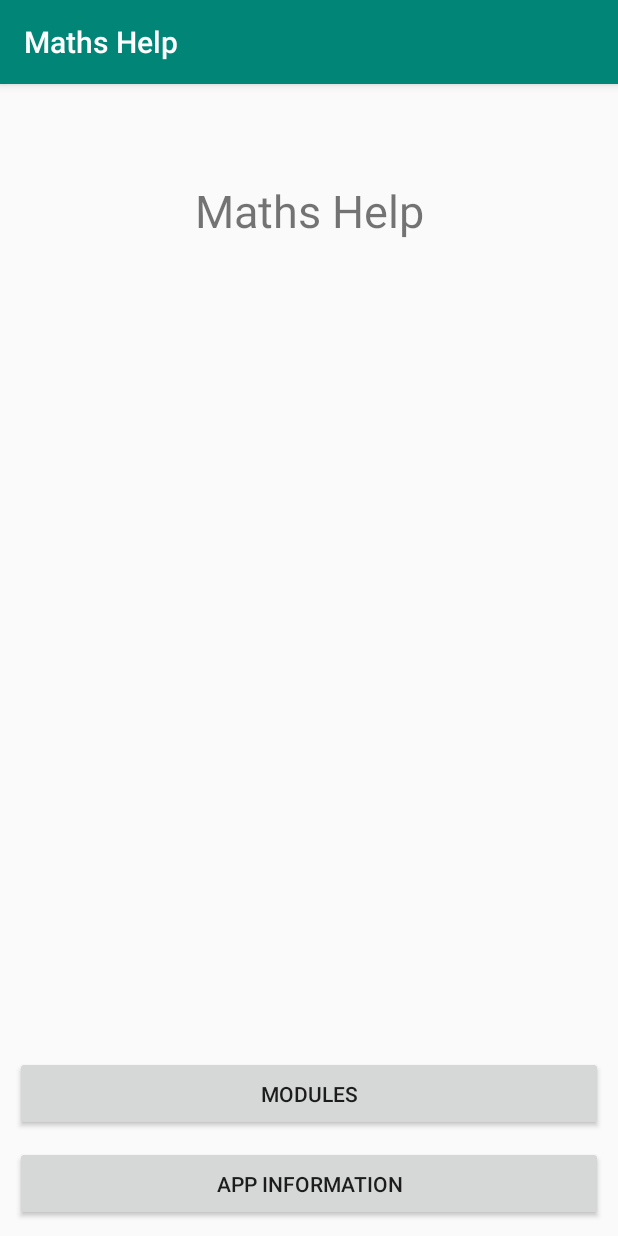
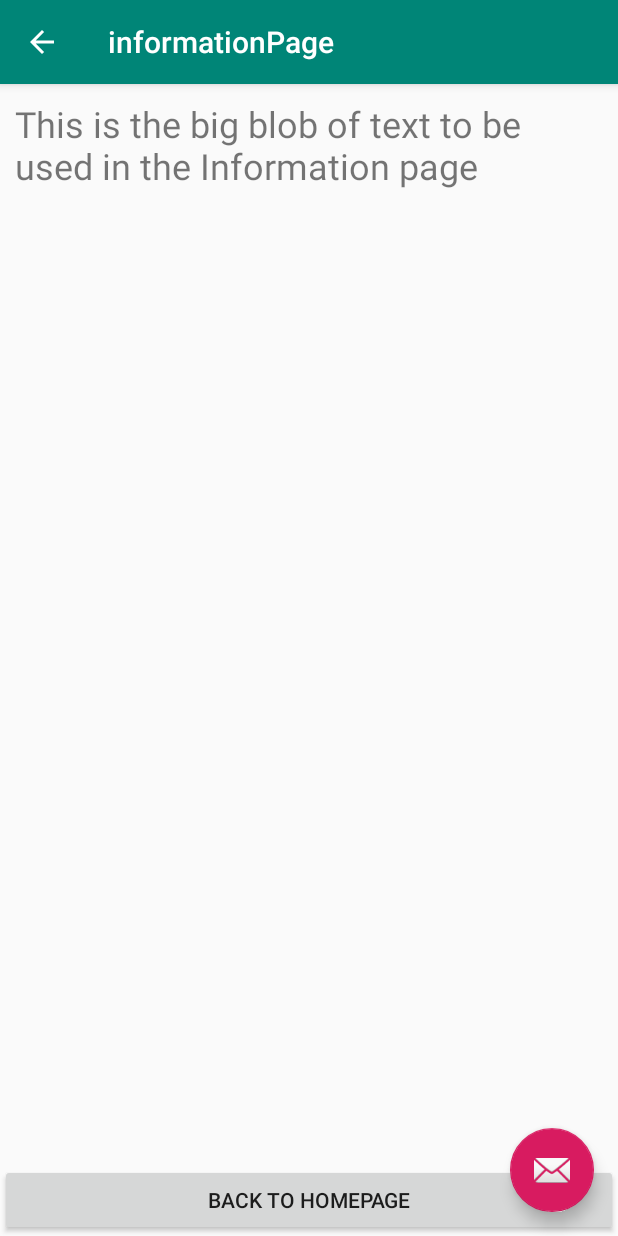
Before and after one commit to AlphaMustang/thirdYearProject, an Android app: the screen it shows after launch (MainActivity before the commit, informationPage after it), after a tap on "APP INFORMATION", on a phone screen of 412 x 824 dp. Run offline under Robolectric (Android 15) with nearby library versions, the phone set to English and light mode, and no system bars.

Commit message:
Added an information page and created a working button to take you to and from the start page to the information page. Also tested the app on my phone and it worked.
Signed-off-by: alphamustang <ryan.noel@hotmail.com>

```diff
--- a/app/build.gradle
+++ b/app/build.gradle
@@ -24,6 +24,7 @@ dependencies {
     implementation 'androidx.appcompat:appcompat:1.0.2'
     implementation 'androidx.constraintlayout:constraintlayout:1.1.3'
     implementation 'androidx.legacy:legacy-support-v4:1.0.0'
+    implementation 'com.google.android.material:material:1.0.0'
     testImplementation 'junit:junit:4.12'
     androidTestImplementation 'androidx.test.ext:junit:1.1.0'
     androidTestImplementation 'androidx.test.espresso:espresso-core:3.1.1'
--- a/app/src/main/AndroidManifest.xml
+++ b/app/src/main/AndroidManifest.xml
@@ -9,6 +9,15 @@
         android:roundIcon="@mipmap/ic_launcher_round"
         android:supportsRtl="true"
         android:theme="@style/AppTheme">
+        <activity
+            android:name=".informationPage"
+            android:label="@string/title_activity_information_page"
+            android:parentActivityName=".MainActivity"
+            android:theme="@style/AppTheme.NoActionBar">
+            <meta-data
+                android:name="android.support.PARENT_ACTIVITY"
+                android:value="com.example.thirdyearproject.MainActivity" />
+        </activity>
         <activity android:name=".MainActivity">
             <intent-filter>
                 <action android:name="android.intent.action.MAIN" />
--- a/app/src/main/java/com/example/thirdyearproject/MainActivity.java
+++ b/app/src/main/java/com/example/thirdyearproject/MainActivity.java
@@ -2,6 +2,7 @@ package com.example.thirdyearproject;
 
 import androidx.appcompat.app.AppCompatActivity;
 
+import android.content.Intent;
 import android.os.Bundle;
 import android.view.View;
 
@@ -20,7 +21,8 @@ public class MainActivity extends AppCompatActivity {
     }
 
     public void informationPage(View view) {
-
+        Intent intent = new Intent(this, informationPage.class);
+        startActivity(intent);
     }
 
     public void modulesPage(View view) {
--- /dev/null
+++ b/app/src/main/java/com/example/thirdyearproject/informationPage.java
@@ -0,0 +1,39 @@
+package com.example.thirdyearproject;
+
+import android.content.Intent;
+import android.os.Bundle;
+
+import com.google.android.material.floatingactionbutton.FloatingActionButton;
+import com.google.android.material.snackbar.Snackbar;
+
+import androidx.appcompat.app.AppCompatActivity;
+import androidx.appcompat.widget.Toolbar;
+
+import android.view.View;
+
+public class informationPage extends AppCompatActivity {
+
+    @Override
+    protected void onCreate(Bundle savedInstanceState) {
+        super.onCreate(savedInstanceState);
+        setContentView(R.layout.activity_information_page);
+        Toolbar toolbar = findViewById(R.id.toolbar);
+        setSupportActionBar(toolbar);
+
+        FloatingActionButton fab = findViewById(R.id.fab);
+        fab.setOnClickListener(new View.OnClickListener() {
+            @Override
+            public void onClick(View view) {
+                Snackbar.make(view, "Replace with your own action", Snackbar.LENGTH_LONG)
+                        .setAction("Action", null).show();
+            }
+        });
+        getSupportActionBar().setDisplayHomeAsUpEnabled(true);
+    }
+
+    public void infoBackClick(View view) {
+        Intent intent = new Intent(this, MainActivity.class);
+        startActivity(intent);
+    }
+
+}
--- /dev/null
+++ b/app/src/main/res/layout/activity_information_page.xml
@@ -0,0 +1,33 @@
+<?xml version="1.0" encoding="utf-8"?>
+<androidx.coordinatorlayout.widget.CoordinatorLayout xmlns:android="http://schemas.android.com/apk/res/android"
+    xmlns:app="http://schemas.android.com/apk/res-auto"
+    xmlns:tools="http://schemas.android.com/tools"
+    android:layout_width="match_parent"
+    android:layout_height="match_parent"
+    tools:context=".informationPage">
+
+    <com.google.android.material.appbar.AppBarLayout
+        android:layout_width="match_parent"
+        android:layout_height="wrap_content"
+        android:theme="@style/AppTheme.AppBarOverlay">
+
+        <androidx.appcompat.widget.Toolbar
+            android:id="@+id/toolbar"
+            android:layout_width="match_parent"
+            android:layout_height="?attr/actionBarSize"
+            android:background="?attr/colorPrimary"
+            app:popupTheme="@style/AppTheme.PopupOverlay" />
+
+    </com.google.android.material.appbar.AppBarLayout>
+
+    <include layout="@layout/content_information_page" />
+
+    <com.google.android.material.floatingactionbutton.FloatingActionButton
+        android:id="@+id/fab"
+        android:layout_width="wrap_content"
+        android:layout_height="wrap_content"
+        android:layout_gravity="bottom|end"
+        android:layout_margin="@dimen/fab_margin"
+        app:srcCompat="@android:drawable/ic_dialog_email" />
+
+</androidx.coordinatorlayout.widget.CoordinatorLayout>
--- a/app/src/main/res/layout/activity_main.xml
+++ b/app/src/main/res/layout/activity_main.xml
@@ -13,7 +13,6 @@
         android:layout_marginTop="64dp"
         android:text="@string/app_name"
         android:textSize="30sp"
-        app:layout_constraintBottom_toBottomOf=""
         app:layout_constraintLeft_toLeftOf="parent"
         app:layout_constraintRight_toRightOf="parent"
         app:layout_constraintTop_toTopOf="parent" />
--- /dev/null
+++ b/app/src/main/res/layout/content_information_page.xml
@@ -0,0 +1,27 @@
+<?xml version="1.0" encoding="utf-8"?>
+<androidx.constraintlayout.widget.ConstraintLayout xmlns:android="http://schemas.android.com/apk/res/android"
+    xmlns:app="http://schemas.android.com/apk/res-auto"
+    xmlns:tools="http://schemas.android.com/tools"
+    android:layout_width="match_parent"
+    android:layout_height="match_parent"
+    app:layout_behavior="@string/appbar_scrolling_view_behavior"
+    tools:context=".informationPage"
+    tools:showIn="@layout/activity_information_page">
+
+    <TextView
+        android:layout_width="match_parent"
+        android:layout_height="wrap_content"
+        android:text="@string/infoTextBlob"
+        android:layout_margin="10dp"
+        android:textSize="24sp"
+        app:layout_constraintTop_toTopOf="parent"
+        />
+
+    <Button
+        android:layout_width="match_parent"
+        android:layout_height="wrap_content"
+        android:onClick="infoBackClick"
+        android:text="@string/infoBackButton"
+        app:layout_constraintBottom_toBottomOf="parent"/>
+
+</androidx.constraintlayout.widget.ConstraintLayout>
--- /dev/null
+++ b/app/src/main/res/values/dimens.xml
@@ -0,0 +1,3 @@
+<resources>
+    <dimen name="fab_margin">16dp</dimen>
+</resources>
--- a/app/src/main/res/values/strings.xml
+++ b/app/src/main/res/values/strings.xml
@@ -2,7 +2,10 @@
     <string name="app_name">Maths Help</string>
     <string name="startPageModuleButton">Modules</string>
     <string name="startPageInfoButton">App Information</string>
+    <string name="infoBackButton">Back to Homepage</string>
+    <string name="infoTextBlob">This is the big blob of text to be used in the Information page</string>
 
     <!-- TODO: Remove or change this placeholder text -->
     <string name="hello_blank_fragment">Hello blank fragment</string>
+    <string name="title_activity_information_page">informationPage</string>
 </resources>
--- a/app/src/main/res/values/styles.xml
+++ b/app/src/main/res/values/styles.xml
@@ -8,4 +8,13 @@
         <item name="colorAccent">@color/colorAccent</item>
     </style>
 
+    <style name="AppTheme.NoActionBar">
+        <item name="windowActionBar">false</item>
+        <item name="windowNoTitle">true</item>
+    </style>
+
+    <style name="AppTheme.AppBarOverlay" parent="ThemeOverlay.AppCompat.Dark.ActionBar" />
+
+    <style name="AppTheme.PopupOverlay" parent="ThemeOverlay.AppCompat.Light" />
+
 </resources>
```
